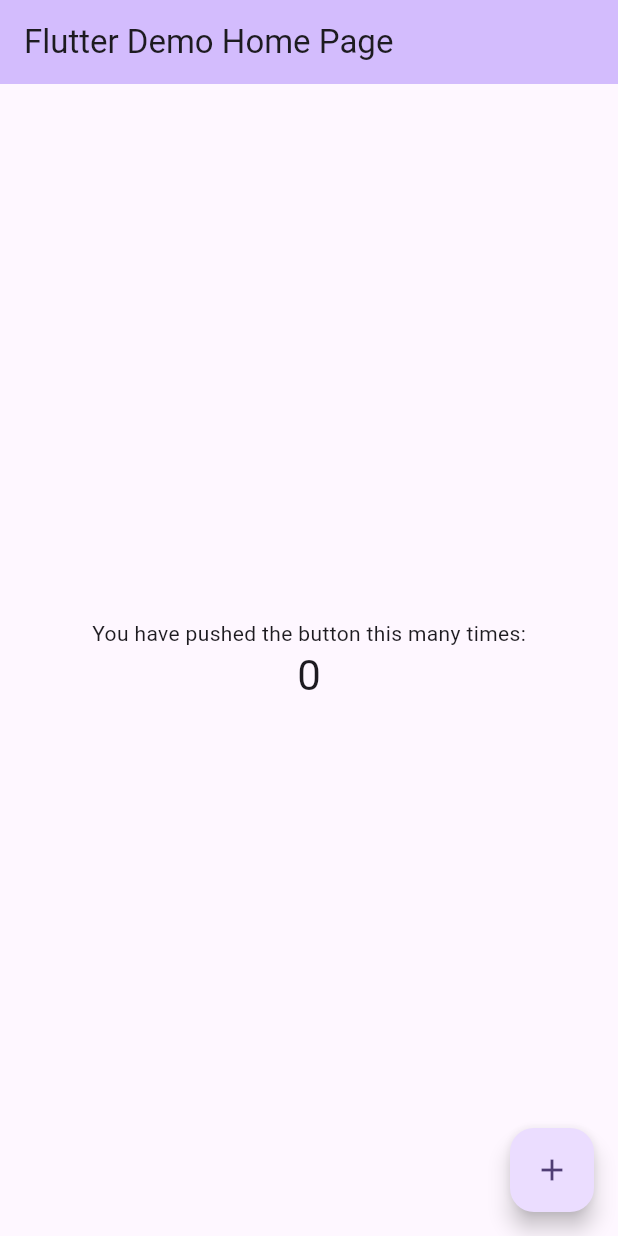
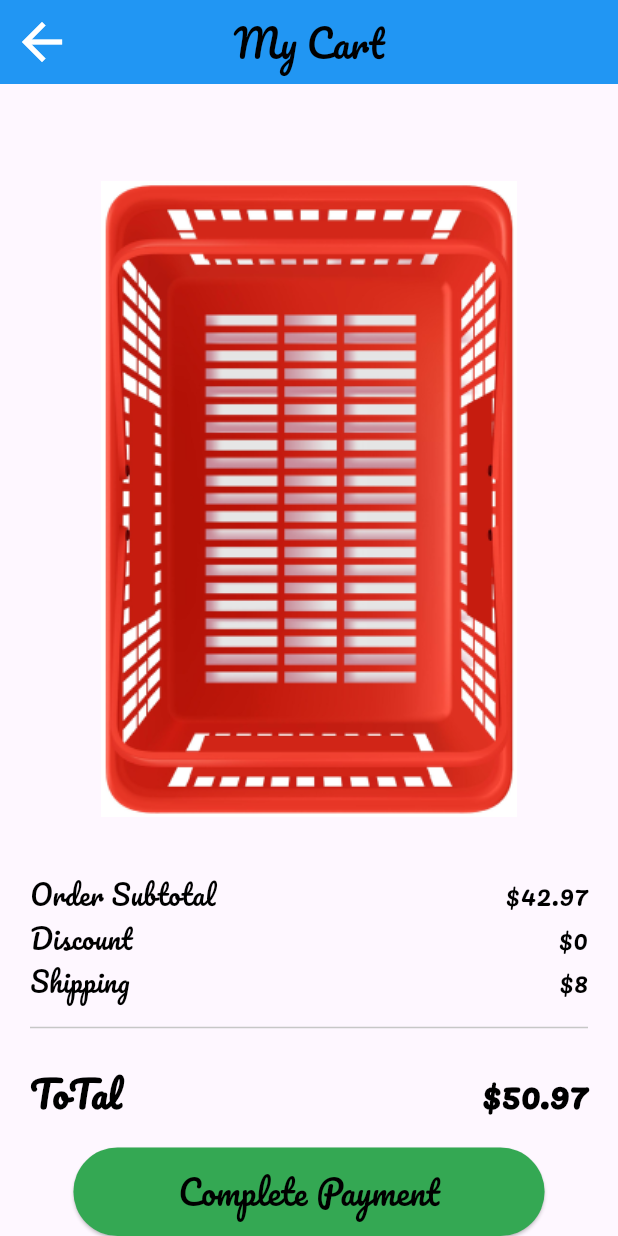
Before and after one commit to reemmohmed/flutter_payment, a Flutter app: the screen it shows after launch, on a phone screen of 412 x 824 dp. Run offline on Flutter 3.47's test engine with Material 3 defaults, Android fonts, the phone set to English and light mode, and no system bars.

Commit message:
finsh ui  MyCard

```diff
--- /dev/null
+++ b/lib/Features/cheacOut/presentation/view/my_card.dart
@@ -0,0 +1,33 @@
+import 'package:flutter/material.dart';
+import 'package:flutter_paymant/Features/cheacOut/presentation/widgets/mycard_view_body.dart';
+import 'package:flutter_paymant/core/Utels/Styels.dart';
+
+class MyCard extends StatelessWidget {
+  const MyCard({super.key});
+
+  @override
+  Widget build(BuildContext context) {
+    return SafeArea(
+      child: Scaffold(
+        appBar: AppBar(
+          leading: IconButton(
+              onPressed: () {},
+              icon: const Icon(
+                weight: 10,
+                Icons.arrow_back,
+                color: Colors.white,
+                size: 40,
+              )),
+          elevation: 0,
+          backgroundColor: Colors.blue,
+          centerTitle: true,
+          title: const Text(
+            'My Cart',
+            style: Styels.styel25,
+          ),
+        ),
+        body: MycardViewBody(),
+      ),
+    );
+  }
+}
--- /dev/null
+++ b/lib/Features/cheacOut/presentation/widgets/complet_payment.dart
@@ -0,0 +1,20 @@
+import 'package:flutter/material.dart';
+import 'package:flutter_paymant/core/Utels/Styels.dart';
+
+class CompletPayment extends StatelessWidget {
+  const CompletPayment({super.key});
+
+  @override
+  Widget build(BuildContext context) {
+    return ElevatedButton(
+        style: ElevatedButton.styleFrom(
+          padding: const EdgeInsets.symmetric(horizontal: 70, vertical: 10),
+          backgroundColor: const Color(0xff34A853),
+        ),
+        onPressed: () {},
+        child: Text(
+          'Complete Payment',
+          style: Styels.styel22.copyWith(color: Colors.black),
+        ));
+  }
+}
--- /dev/null
+++ b/lib/Features/cheacOut/presentation/widgets/mycard_view_body.dart
@@ -0,0 +1,62 @@
+import 'package:flutter/material.dart';
+import 'package:flutter_paymant/Features/cheacOut/presentation/widgets/complet_payment.dart';
+import 'package:flutter_paymant/Features/cheacOut/presentation/widgets/order.dart';
+import 'package:flutter_paymant/Features/cheacOut/presentation/widgets/total.dart';
+import 'package:flutter_paymant/core/Utels/Styels.dart';
+
+class MycardViewBody extends StatelessWidget {
+  const MycardViewBody({super.key});
+
+  @override
+  Widget build(BuildContext context) {
+    return Padding(
+      padding: const EdgeInsets.symmetric(horizontal: 20),
+      child: Column(
+        children: [
+          const SizedBox(
+            height: 26,
+          ),
+          Expanded(
+            child: Image.asset(
+              'assets/image/card.png',
+              height: 277,
+              width: 424,
+            ),
+          ),
+          const Order(
+            titel: 'Order Subtotal',
+            price: r'$42.97',
+          ),
+          const SizedBox(
+            height: 3,
+          ),
+          const Order(
+            titel: 'Discount',
+            price: r'$0',
+          ),
+          const SizedBox(
+            height: 3,
+          ),
+          const Order(
+            titel: 'Shipping',
+            price: r'$8',
+          ),
+          const SizedBox(
+            height: 10,
+          ),
+          const Divider(
+            color: Color(0xffC7C7C7),
+          ),
+          const SizedBox(
+            height: 15,
+          ),
+          const Total(titel: 'ToTal', price: r'$50.97'),
+          const SizedBox(
+            height: 15,
+          ),
+          const CompletPayment()
+        ],
+      ),
+    );
+  }
+}
--- /dev/null
+++ b/lib/Features/cheacOut/presentation/widgets/order.dart
@@ -0,0 +1,27 @@
+import 'package:flutter/material.dart';
+import 'package:flutter_paymant/core/Utels/Styels.dart';
+
+class Order extends StatelessWidget {
+  const Order({
+    super.key,
+    required this.titel,
+    required this.price,
+  });
+  final String titel, price;
+  @override
+  Widget build(BuildContext context) {
+    return Row(
+      children: [
+        Text(
+          titel,
+          style: Styels.styel18,
+        ),
+        Spacer(),
+        Text(
+          style: Styels.styel18,
+          price,
+        )
+      ],
+    );
+  }
+}
--- /dev/null
+++ b/lib/Features/cheacOut/presentation/widgets/total.dart
@@ -0,0 +1,23 @@
+import 'package:flutter/material.dart';
+import 'package:flutter_paymant/core/Utels/Styels.dart';
+
+class Total extends StatelessWidget {
+  const Total({super.key, required this.titel, required this.price});
+  final String titel, price;
+  @override
+  Widget build(BuildContext context) {
+    return Row(
+      children: [
+        Text(
+          titel,
+          style: Styels.styel24,
+        ),
+        Spacer(),
+        Text(
+          price,
+          style: Styels.styel24,
+        ),
+      ],
+    );
+  }
+}
--- /dev/null
+++ b/lib/core/Utels/Styels.dart
@@ -0,0 +1,51 @@
+import 'package:flutter/material.dart';
+
+abstract class Styels {
+  static const styel25 = TextStyle(
+    fontFamily: 'Pacifico',
+    fontSize: 25,
+    fontWeight: FontWeight.w500,
+    color: Color(0xff000000),
+  );
+  static const styel18 = TextStyle(
+    fontFamily: 'Pacifico',
+    fontSize: 18,
+    fontWeight: FontWeight.w400,
+    color: Color(0xff000000),
+  );
+  static const styel20 = TextStyle(
+    fontFamily: 'Pacifico',
+    height: 0,
+    fontSize: 20,
+    fontWeight: FontWeight.w600,
+    color: Color(0xff000000),
+  );
+  static const styel24 = TextStyle(
+    fontFamily: 'Pacifico',
+    height: 0,
+    fontSize: 24,
+    fontWeight: FontWeight.w600,
+    color: Color(0xff000000),
+  );
+  static const styel22 = TextStyle(
+    fontFamily: 'Pacifico',
+    height: 0,
+    fontSize: 22,
+    fontWeight: FontWeight.w500,
+    color: Color(0xff000000),
+  );
+  static const styel12 = TextStyle(
+    height: 0,
+    fontFamily: 'Pacifico',
+    fontSize: 12.38,
+    fontWeight: FontWeight.w500,
+    color: Color(0xff000000),
+  );
+  static const styel12038 = TextStyle(
+    fontFamily: 'Pacifico',
+    height: 0,
+    fontSize: 12.38,
+    fontWeight: FontWeight.w600,
+    color: Color(0xff000000),
+  );
+}
--- a/lib/main.dart
+++ b/lib/main.dart
@@ -1,125 +1,18 @@
 import 'package:flutter/material.dart';
+import 'package:flutter_paymant/Features/cheacOut/presentation/view/my_card.dart';
 
 void main() {
-  runApp(const MyApp());
+  runApp(const ChecOutPayment());
 }
 
-class MyApp extends StatelessWidget {
-  const MyApp({super.key});
+class ChecOutPayment extends StatelessWidget {
+  const ChecOutPayment({super.key});
 
-  // This widget is the root of your application.
   @override
   Widget build(BuildContext context) {
-    return MaterialApp(
-      title: 'Flutter Demo',
-      theme: ThemeData(
-        // This is the theme of your application.
-        //
-        // TRY THIS: Try running your application with "flutter run". You'll see
-        // the application has a purple toolbar. Then, without quitting the app,
-        // try changing the seedColor in the colorScheme below to Colors.green
-        // and then invoke "hot reload" (save your changes or press the "hot
-        // reload" button in a Flutter-supported IDE, or press "r" if you used
-        // the command line to start the app).
-        //
-        // Notice that the counter didn't reset back to zero; the application
-        // state is not lost during the reload. To reset the state, use hot
-        // restart instead.
-        //
-        // This works for code too, not just values: Most code changes can be
-        // tested with just a hot reload.
-        colorScheme: ColorScheme.fromSeed(seedColor: Colors.deepPurple),
-        useMaterial3: true,
-      ),
-      home: const MyHomePage(title: 'Flutter Demo Home Page'),
+    return const MaterialApp(
+      debugShowCheckedModeBanner: false,
+      home: MyCard(),
     );
   }
 }
-
-class MyHomePage extends StatefulWidget {
-  const MyHomePage({super.key, required this.title});
-
-  // This widget is the home page of your application. It is stateful, meaning
-  // that it has a State object (defined below) that contains fields that affect
-  // how it looks.
-
-  // This class is the configuration for the state. It holds the values (in this
-  // case the title) provided by the parent (in this case the App widget) and
-  // used by the build method of the State. Fields in a Widget subclass are
-  // always marked "final".
-
-  final String title;
-
-  @override
-  State<MyHomePage> createState() => _MyHomePageState();
-}
-
-class _MyHomePageState extends State<MyHomePage> {
-  int _counter = 0;
-
-  void _incrementCounter() {
-    setState(() {
-      // This call to setState tells the Flutter framework that something has
-      // changed in this State, which causes it to rerun the build method below
-      // so that the display can reflect the updated values. If we changed
-      // _counter without calling setState(), then the build method would not be
-      // called again, and so nothing would appear to happen.
-      _counter++;
-    });
-  }
-
-  @override
-  Widget build(BuildContext context) {
-    // This method is rerun every time setState is called, for instance as done
-    // by the _incrementCounter method above.
-    //
-    // The Flutter framework has been optimized to make rerunning build methods
-    // fast, so that you can just rebuild anything that needs updating rather
-    // than having to individually change instances of widgets.
-    return Scaffold(
-      appBar: AppBar(
-        // TRY THIS: Try changing the color here to a specific color (to
-        // Colors.amber, perhaps?) and trigger a hot reload to see the AppBar
-        // change color while the other colors stay the same.
-        backgroundColor: Theme.of(context).colorScheme.inversePrimary,
-        // Here we take the value from the MyHomePage object that was created by
-        // the App.build method, and use it to set our appbar title.
-        title: Text(widget.title),
-      ),
-      body: Center(
-        // Center is a layout widget. It takes a single child and positions it
-        // in the middle of the parent.
-        child: Column(
-          // Column is also a layout widget. It takes a list of children and
-          // arranges them vertically. By default, it sizes itself to fit its
-          // children horizontally, and tries to be as tall as its parent.
-          //
-          // Column has various properties to control how it sizes itself and
-          // how it positions its children. Here we use mainAxisAlignment to
-          // center the children vertically; the main axis here is the vertical
-          // axis because Columns are vertical (the cross axis would be
-          // horizontal).
-          //
-          // TRY THIS: Invoke "debug painting" (choose the "Toggle Debug Paint"
-          // action in the IDE, or press "p" in the console), to see the
-          // wireframe for each widget.
-          mainAxisAlignment: MainAxisAlignment.center,
-          children: <Widget>[
-            const Text(
-              'You have pushed the button this many times:',
-            ),
-            Text(
-              '$_counter',
-              style: Theme.of(context).textTheme.headlineMedium,
-            ),
-          ],
-        ),
-      ),
-      floatingActionButton: FloatingActionButton(
-        onPressed: _incrementCounter,
-        tooltip: 'Increment',
-        child: const Icon(Icons.add),
-      ), // This trailing comma makes auto-formatting nicer for build methods.
-    );
-  }
-}
```
Also changed, not shown: pubspec.yaml (+7 -9 lines), assets/fonts/Pacifico-Regular.ttf (added), assets/fonts/Poppins-Black.ttf (added), assets/image/card.png (added), assets/image/pizza.jpg (added).
